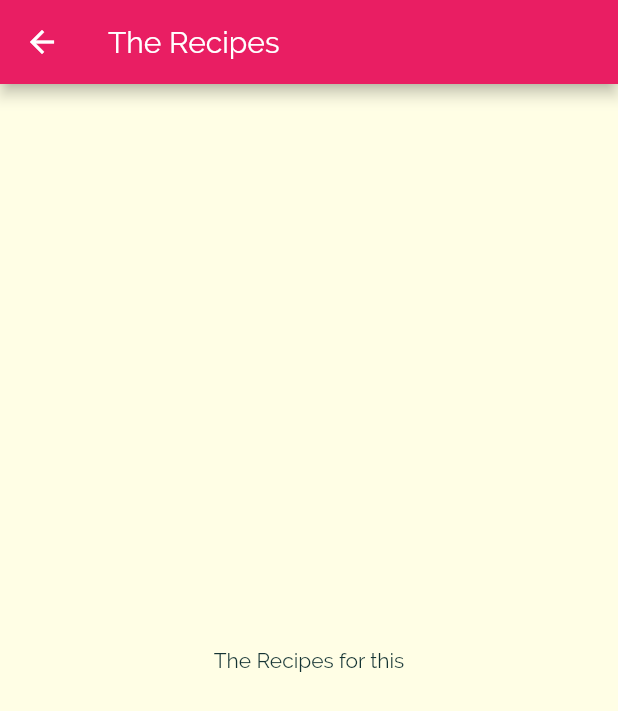
After one commit to tdbranham/Meals_App, a Flutter app: the screen it shows after launch, after a tap on "Italian", on a phone screen of 412 x 824 dp. The commit adds this screen. Shown: the top 711 px of the screen. Run offline on Flutter 3.47's test engine with Material 2 defaults, Android fonts, the phone set to English and light mode, and no system bars.

Commit message:
Add catefory screen and navigation

```diff
--- a/lib/category_item.dart
+++ b/lib/category_item.dart
@@ -1,4 +1,7 @@
+import 'package:Meals_App/category_meals_screen.dart';
 import 'package:flutter/material.dart';
+
+import './category_meals_screen.dart';
 
 class CategoryItem extends StatelessWidget {
   final String title;
@@ -6,9 +9,23 @@ class CategoryItem extends StatelessWidget {
 
   CategoryItem(this.title, this.color);
 
+  void selectCategoty(BuildContext ctx) {
+    Navigator.of(ctx).push(
+      MaterialPageRoute(
+        builder: (_) {
+          return CategoryMealsScreen();
+        },
+      ),
+    );
+  }
+
   @override
   Widget build(BuildContext context) {
-    return Container(
+    return InkWell(
+      onTap: () => selectCategoty(context),
+      splashColor: Theme.of(context).primaryColor,
+      borderRadius: BorderRadius.circular(15),
+      child: Container(
         padding: const EdgeInsets.all(15),
         child: Text(
           title,
@@ -25,6 +42,7 @@ class CategoryItem extends StatelessWidget {
           ),
           borderRadius: BorderRadius.circular(15),
         ),
+      ),
     );
   }
 }
--- /dev/null
+++ b/lib/category_meals_screen.dart
@@ -0,0 +1,17 @@
+import 'package:flutter/material.dart';
+
+class CategoryMealsScreen extends StatelessWidget {
+  @override
+  Widget build(BuildContext context) {
+    return Scaffold(
+      appBar: AppBar(
+        title: Text('The Recipes'),
+      ),
+      body: Center(
+        child: Text(
+          'The Recipes for this',
+        ),
+      ),
+    );
+  }
+}
```
Lines whose indentation alone changed are shown as unchanged.
